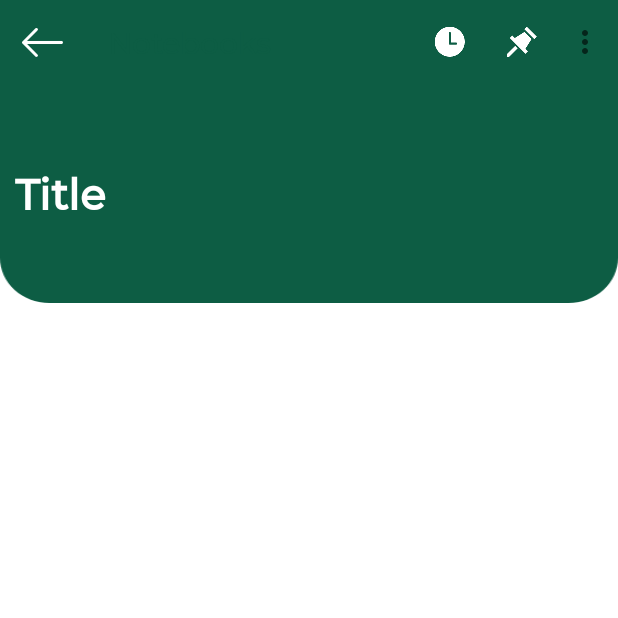
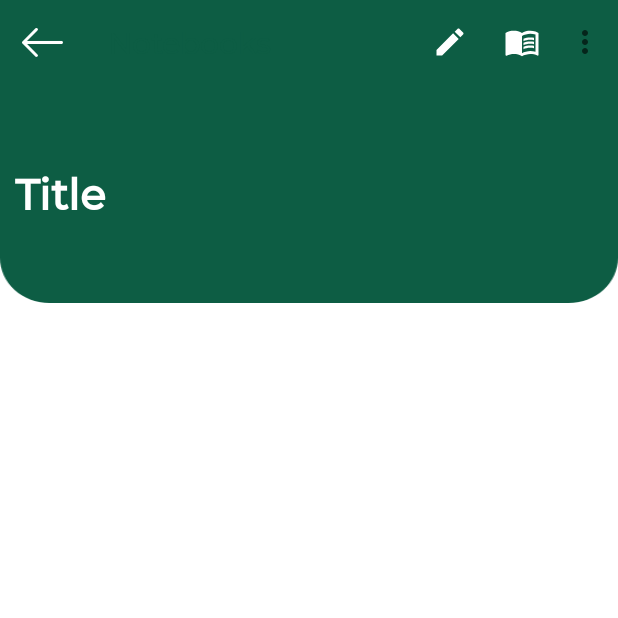
Before and after one commit to PhiLong31/Notebooks, an Android app: the NoteDetailActivity screen opened directly, with no data from a screen before it, on a phone screen of 412 x 824 dp, the top half of it. Run offline under Robolectric (Android 15) with nearby library versions, the phone set to English and light mode, and no system bars; our stand-ins replace Firebase (no records; nobody signed in at launch, a user with empty details on screens opened directly).

Commit message:
| Update note activity

```diff
--- a/app/build.gradle
+++ b/app/build.gradle
@@ -39,6 +39,7 @@ dependencies {
     androidTestImplementation 'androidx.test.espresso:espresso-core:3.3.0'
     implementation 'com.google.firebase:firebase-analytics:17.5.0'
     implementation 'com.google.firebase:firebase-firestore:21.6.0'
+    implementation 'com.google.firebase:firebase-auth:19.4.0'
 
     implementation 'androidx.recyclerview:recyclerview:1.0.0'
     implementation 'com.google.android.material:material:1.0.0'
--- a/app/src/main/java/com/example/notebooks/Status.java
+++ /dev/null
@@ -1,6 +0,0 @@
-package com.example.notebooks;
-
-public enum Status {
-    READ,
-    EDIT
-}
--- a/app/src/main/java/com/example/notebooks/SplashActivity.java
+++ b/app/src/main/java/com/example/notebooks/activities/SplashActivity.java
@@ -1,4 +1,4 @@
-package com.example.notebooks;
+package com.example.notebooks.activities;
 
 import android.content.Intent;
 import android.os.Build;
@@ -8,9 +8,10 @@ import android.view.WindowManager;
 import android.view.animation.Animation;
 import android.view.animation.AnimationUtils;
 import android.widget.ImageView;
-import android.widget.Toast;
 
 import androidx.appcompat.app.AppCompatActivity;
+
+import com.example.notebooks.R;
 
 public class SplashActivity extends AppCompatActivity {
     Animation anim;
--- a/app/src/main/java/com/example/notebooks/NoteActions.java
+++ b/app/src/main/java/com/example/notebooks/activities/note/NoteActions.java
@@ -1,8 +1,7 @@
-package com.example.notebooks;
+package com.example.notebooks.activities.note;
 
 public interface NoteActions {
     void addNote(String title, String content);
     void removeNote(String documentId);
     void updateNote(String title, String content);
-
 }
--- /dev/null
+++ b/app/src/main/java/com/example/notebooks/activities/note/Status.java
@@ -0,0 +1,6 @@
+package com.example.notebooks.activities.note;
+
+public enum Status {
+    READ,
+    EDIT
+}
--- /dev/null
+++ b/app/src/main/res/drawable/ic_book.xml
@@ -0,0 +1,8 @@
+<vector android:height="24dp" android:tint="#FFFFFF"
+    android:viewportHeight="24" android:viewportWidth="24"
+    android:width="24dp" xmlns:android="http://schemas.android.com/apk/res/android">
+    <path android:fillColor="@android:color/white" android:pathData="M21,5c-1.11,-0.35 -2.33,-0.5 -3.5,-0.5c-1.95,0 -4.05,0.4 -5.5,1.5c-1.45,-1.1 -3.55,-1.5 -5.5,-1.5S2.45,4.9 1,6v14.65c0,0.25 0.25,0.5 0.5,0.5c0.1,0 0.15,-0.05 0.25,-0.05C3.1,20.45 5.05,20 6.5,20c1.95,0 4.05,0.4 5.5,1.5c1.35,-0.85 3.8,-1.5 5.5,-1.5c1.65,0 3.35,0.3 4.75,1.05c0.1,0.05 0.15,0.05 0.25,0.05c0.25,0 0.5,-0.25 0.5,-0.5V6C22.4,5.55 21.75,5.25 21,5zM21,18.5c-1.1,-0.35 -2.3,-0.5 -3.5,-0.5c-1.7,0 -4.15,0.65 -5.5,1.5V8c1.35,-0.85 3.8,-1.5 5.5,-1.5c1.2,0 2.4,0.15 3.5,0.5V18.5z"/>
+    <path android:fillColor="@android:color/white" android:pathData="M17.5,10.5c0.88,0 1.73,0.09 2.5,0.26V9.24C19.21,9.09 18.36,9 17.5,9c-1.7,0 -3.24,0.29 -4.5,0.83v1.66C14.13,10.85 15.7,10.5 17.5,10.5z"/>
+    <path android:fillColor="@android:color/white" android:pathData="M13,12.49v1.66c1.13,-0.64 2.7,-0.99 4.5,-0.99c0.88,0 1.73,0.09 2.5,0.26V11.9c-0.79,-0.15 -1.64,-0.24 -2.5,-0.24C15.8,11.66 14.26,11.96 13,12.49z"/>
+    <path android:fillColor="@android:color/white" android:pathData="M17.5,14.33c-1.7,0 -3.24,0.29 -4.5,0.83v1.66c1.13,-0.64 2.7,-0.99 4.5,-0.99c0.88,0 1.73,0.09 2.5,0.26v-1.52C19.21,14.41 18.36,14.33 17.5,14.33z"/>
+</vector>
--- /dev/null
+++ b/app/src/main/res/drawable/ic_edit.xml
@@ -0,0 +1,5 @@
+<vector android:height="24dp" android:tint="#FFFFFF"
+    android:viewportHeight="24" android:viewportWidth="24"
+    android:width="24dp" xmlns:android="http://schemas.android.com/apk/res/android">
+    <path android:fillColor="@android:color/white" android:pathData="M3,17.25V21h3.75L17.81,9.94l-3.75,-3.75L3,17.25zM20.71,7.04c0.39,-0.39 0.39,-1.02 0,-1.41l-2.34,-2.34c-0.39,-0.39 -1.02,-0.39 -1.41,0l-1.83,1.83 3.75,3.75 1.83,-1.83z"/>
+</vector>
--- a/app/src/main/res/layout/activity_main.xml
+++ b/app/src/main/res/layout/activity_main.xml
@@ -5,7 +5,7 @@
     android:layout_width="match_parent"
     android:layout_height="match_parent"
     android:background="@android:color/white"
-    tools:context=".MainActivity">
+    tools:context=".activities.MainActivity">
 
     <RelativeLayout
         android:layout_width="match_parent"
--- a/app/src/main/res/layout/activity_note_detail.xml
+++ b/app/src/main/res/layout/activity_note_detail.xml
@@ -5,7 +5,7 @@
     android:layout_width="match_parent"
     android:layout_height="match_parent"
     android:background="@android:color/white"
-    tools:context=".NoteDetailActivity">
+    tools:context=".activities.note.NoteDetailActivity">
 
     <androidx.appcompat.widget.Toolbar
         android:id="@+id/toolbar"
--- a/app/src/main/res/layout/activity_signin.xml
+++ b/app/src/main/res/layout/activity_signin.xml
@@ -60,7 +60,7 @@
         app:layout_constraintBottom_toBottomOf="parent"
         app:layout_constraintTop_toTopOf="parent"
         app:layout_constraintVertical_bias="0.6"
-        tools:context=".MainActivity">
+        tools:context=".activities.MainActivity">
 
         <com.google.android.material.textfield.TextInputLayout
             android:id="@+id/outlinedTextField"
@@ -158,7 +158,7 @@
         </LinearLayout>
 
         <Button
-            android:id="@+id/btnLogin"
+            android:id="@+id/btnSignUp"
             android:layout_width="195dp"
             android:layout_height="50dp"
             android:layout_gravity="center"
@@ -176,7 +176,7 @@
             android:layout_width="match_parent"
             android:layout_height="wrap_content"
             android:gravity="center"
-            android:text="Login" />
+            android:text="Register" />
     </LinearLayout>
 
 </androidx.constraintlayout.widget.ConstraintLayout>
--- a/app/src/main/res/layout/activity_splash.xml
+++ b/app/src/main/res/layout/activity_splash.xml
@@ -5,7 +5,7 @@
     android:layout_width="match_parent"
     android:layout_height="match_parent"
     android:gravity="center"
-    tools:context=".SplashActivity">
+    tools:context=".activities.SplashActivity">
 
     <ImageView
         android:id="@+id/img_splash"
--- a/app/src/main/res/menu/menu_detail.xml
+++ b/app/src/main/res/menu/menu_detail.xml
@@ -2,15 +2,15 @@
 <menu xmlns:android="http://schemas.android.com/apk/res/android"
     xmlns:app= "http://schemas.android.com/apk/res-auto">
     <item
-        android:id="@+id/imgClock"
-        android:icon="@drawable/clock"
-        android:title="Clock"
+        android:id="@+id/ic_edit"
+        android:icon="@drawable/ic_edit"
+        android:title="Edit"
         app:showAsAction="always"/>
 
     <item
-        android:id="@+id/imgPushPin"
-        android:icon="@drawable/pushpin"
-        android:title="Push Pin"
+        android:id="@+id/ic_read"
+        android:icon="@drawable/ic_book"
+        android:title="Read"
         app:showAsAction="always"/>
 
     <group>
```
Also changed, not shown: app/src/main/AndroidManifest.xml (+7 -6 lines), app/src/main/java/com/example/notebooks/activities/MainActivity.java (renamed from app/src/main/java/com/example/notebooks/MainActivity.java, +3 -11 lines), app/src/main/java/com/example/notebooks/activities/note/NoteDetailActivity.java (renamed from app/src/main/java/com/example/notebooks/NoteDetailActivity.java, +16 -2 lines), app/src/main/java/com/example/notebooks/activities/signin/SignInActivity.java (added, +16 -0 lines), app/src/main/java/com/example/notebooks/activities/signup/SignUpActivity.java (added, +16 -0 lines), app/src/main/res/layout/activity_signup.xml (+5 -5 lines).
